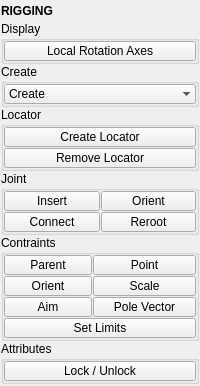
Above: tentacle/ui/rigging.ui from m3trik/tentacle before the change. Below: the same form after it.
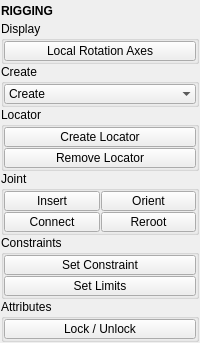
That is the form after the change. Custom widgets are drawn as their Qt base class.

What changed in the file:
```diff
--- a/tentacle/ui/rigging.ui
+++ b/tentacle/ui/rigging.ui
@@ -10,7 +10,7 @@
     <x>0</x>
     <y>0</y>
     <width>200</width>
-    <height>386</height>
+    <height>330</height>
    </rect>
   </property>
   <property name="toolTip">
@@ -364,7 +364,7 @@
       <item>
        <widget class="QGroupBox" name="constraints">
         <property name="title">
-         <string>Contraints</string>
+         <string>Constraints</string>
         </property>
         <layout class="QGridLayout" name="gridLayout">
          <property name="leftMargin">
@@ -382,64 +382,7 @@
          <property name="spacing">
           <number>1</number>
          </property>
-         <item row="3" column="0">
-          <widget class="QPushButton" name="b009">
-           <property name="minimumSize">
-            <size>
-             <width>88</width>
-             <height>20</height>
-            </size>
-           </property>
-           <property name="maximumSize">
-            <size>
-             <width>16777215</width>
-             <height>20</height>
-            </size>
-           </property>
-           <property name="text">
-            <string>Aim</string>
-           </property>
-          </widget>
-         </item>
-         <item row="1" column="0">
-          <widget class="PushButton" name="tb002">
-           <property name="minimumSize">
-            <size>
-             <width>88</width>
-             <height>20</height>
-            </size>
-           </property>
-           <property name="maximumSize">
-            <size>
-             <width>16777215</width>
-             <height>20</height>
-            </size>
-           </property>
-           <property name="text">
-            <string>Parent</string>
-           </property>
-          </widget>
-         </item>
-         <item row="2" column="0">
-          <widget class="QPushButton" name="b008">
-           <property name="minimumSize">
-            <size>
-             <width>88</width>
-             <height>20</height>
-            </size>
-           </property>
-           <property name="maximumSize">
-            <size>
-             <width>16777215</width>
-             <height>20</height>
-            </size>
-           </property>
-           <property name="text">
-            <string>Orient</string>
-           </property>
-          </widget>
-         </item>
-         <item row="4" column="0" colspan="3">
+         <item row="2" column="0" colspan="2">
           <widget class="QPushButton" name="b000">
            <property name="minimumSize">
             <size>
@@ -510,8 +453,8 @@
            </property>
           </widget>
          </item>
-         <item row="3" column="1" colspan="2">
-          <widget class="QPushButton" name="b010">
+         <item row="1" column="0" colspan="2">
+          <widget class="PushButton" name="tb002">
            <property name="minimumSize">
             <size>
              <width>0</width>
@@ -524,46 +467,14 @@
              <height>20</height>
             </size>
            </property>
-           <property name="text">
-            <string>Pole Vector</string>
+           <property name="toolTip">
+            <string>&lt;html&gt;&lt;head/&gt;&lt;body&gt;&lt;p&gt;Create locators with the same transforms as any selected object(s).&lt;/p&gt;&lt;p&gt;If there are vertices selected it will create a locator at the center of the selected vertices combined bounding box.&lt;/p&gt;&lt;/body&gt;&lt;/html&gt;</string>
            </property>
-          </widget>
-         </item>
-         <item row="2" column="1" colspan="2">
-          <widget class="QPushButton" name="b007">
-           <property name="minimumSize">
-            <size>
-             <width>0</width>
-             <height>20</height>
-            </size>
-           </property>
-           <property name="maximumSize">
-            <size>
-             <width>16777215</width>
-             <height>20</height>
-            </size>
-           </property>
            <property name="text">
-            <string>Scale</string>
+            <string>Set Constraint</string>
            </property>
-          </widget>
-         </item>
-         <item row="1" column="1" colspan="2">
-          <widget class="QPushButton" name="b006">
-           <property name="minimumSize">
-            <size>
-             <width>0</width>
-             <height>20</height>
-            </size>
-           </property>
-           <property name="maximumSize">
-            <size>
-             <width>16777215</width>
-             <height>20</height>
-            </size>
-           </property>
-           <property name="text">
-            <string>Point</string>
+           <property name="checkable">
+            <bool>false</bool>
            </property>
           </widget>
          </item>
```
